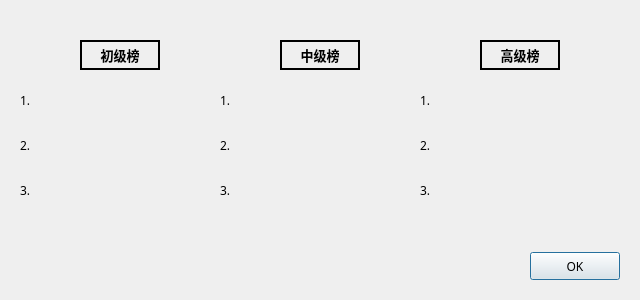
Qt form Forms/Dialogs/record.ui (LIU42/MineSweeper) before a commit.
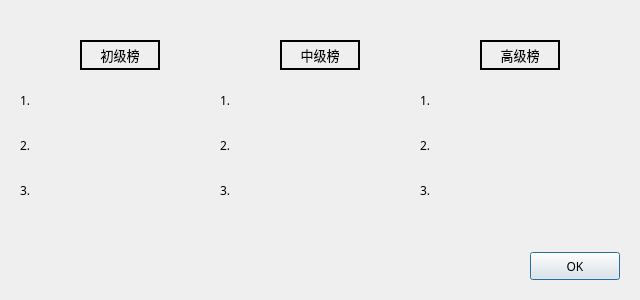
The same form after that commit.

```diff
--- a/Forms/Dialogs/record.ui
+++ b/Forms/Dialogs/record.ui
@@ -43,7 +43,7 @@
     <font>
      <family>微软雅黑</family>
      <pointsize>10</pointsize>
-     <bold>true</bold>
+     <bold>false</bold>
     </font>
    </property>
    <property name="styleSheet">
@@ -73,7 +73,7 @@
     <font>
      <family>微软雅黑</family>
      <pointsize>10</pointsize>
-     <bold>true</bold>
+     <bold>false</bold>
     </font>
    </property>
    <property name="styleSheet">
@@ -103,7 +103,7 @@
     <font>
      <family>微软雅黑</family>
      <pointsize>10</pointsize>
-     <bold>true</bold>
+     <bold>false</bold>
     </font>
    </property>
    <property name="styleSheet">
```
